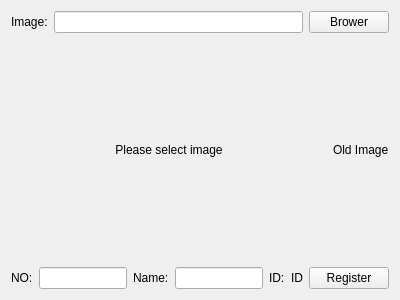
The window that App/FrmRegisterImage.ui (KangLin/FaceRecognizer) describes before a commit, drawn with Qt 5.
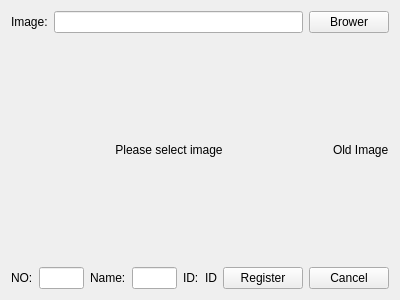
The same window after the commit.

Commit message: Add save register image

```diff
--- a/App/FrmRegisterImage.ui
+++ b/App/FrmRegisterImage.ui
@@ -124,6 +124,13 @@
        </property>
       </widget>
      </item>
+     <item>
+      <widget class="QPushButton" name="pbCancel">
+       <property name="text">
+        <string>Cancel</string>
+       </property>
+      </widget>
+     </item>
     </layout>
    </item>
   </layout>
```
The commit also changes 8 other files.
